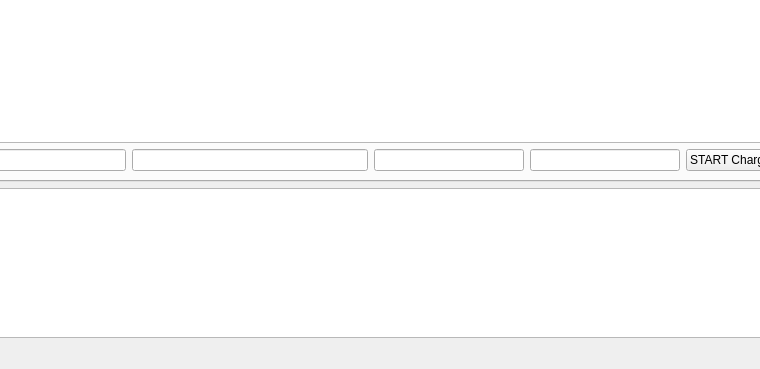
Above: Qt/gui_graph_dyn/gui_graph_dyn/lib_sam/gui/PrincipalWindow.ui from draco-sam/WPT_drone before the change; both pictures show x 130 to 890 and y 339 to 708 of the 1035 by 708 pixel window. Below: the same form after it.
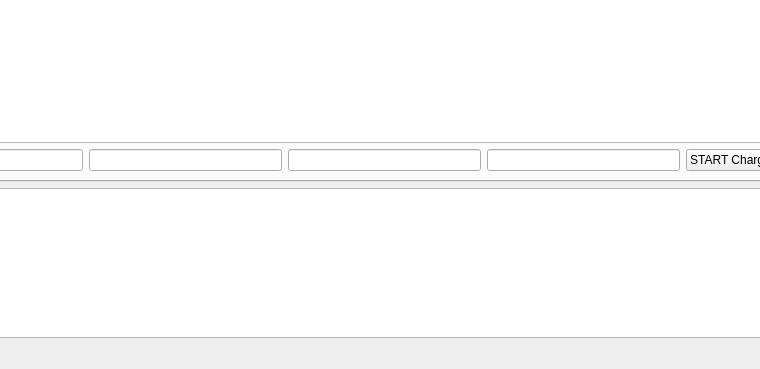
That is the form after the change. Custom widgets are drawn as their Qt base class.

Diff of the .ui file:
```diff
--- a/Qt/gui_graph_dyn/gui_graph_dyn/lib_sam/gui/PrincipalWindow.ui
+++ b/Qt/gui_graph_dyn/gui_graph_dyn/lib_sam/gui/PrincipalWindow.ui
@@ -148,7 +148,7 @@
            <widget class="QLineEdit" name="line_temp_bat">
             <property name="maximumSize">
              <size>
-              <width>150</width>
+              <width>250</width>
               <height>16777215</height>
              </size>
             </property>
@@ -158,7 +158,7 @@
            <widget class="QLineEdit" name="line_temp_die">
             <property name="maximumSize">
              <size>
-              <width>150</width>
+              <width>250</width>
               <height>16777215</height>
              </size>
             </property>
```
